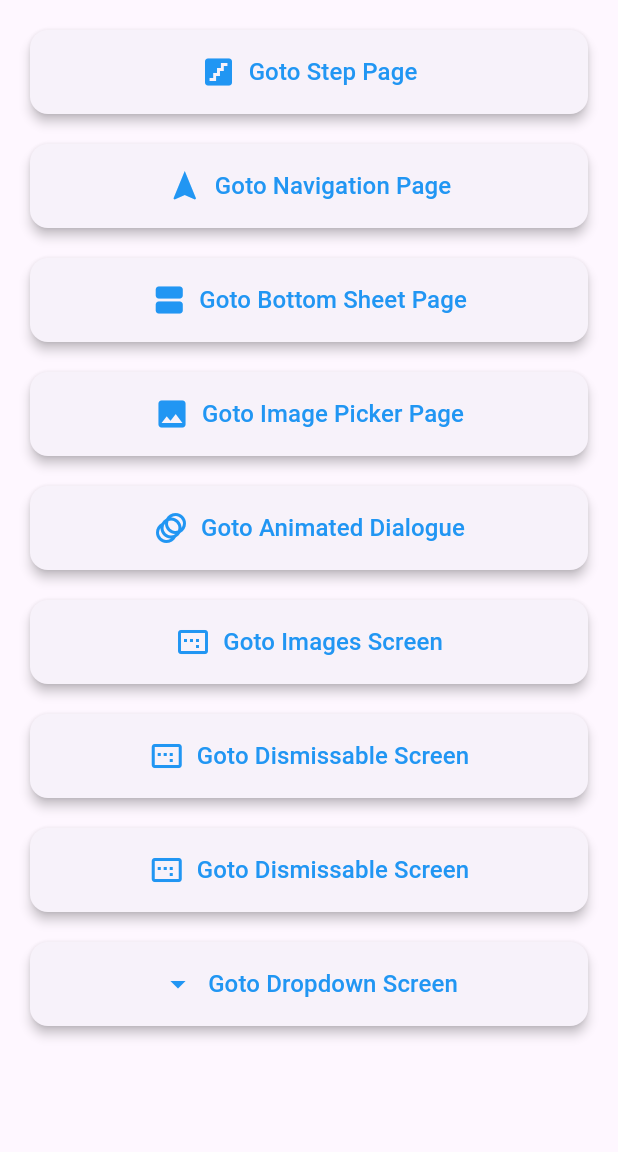
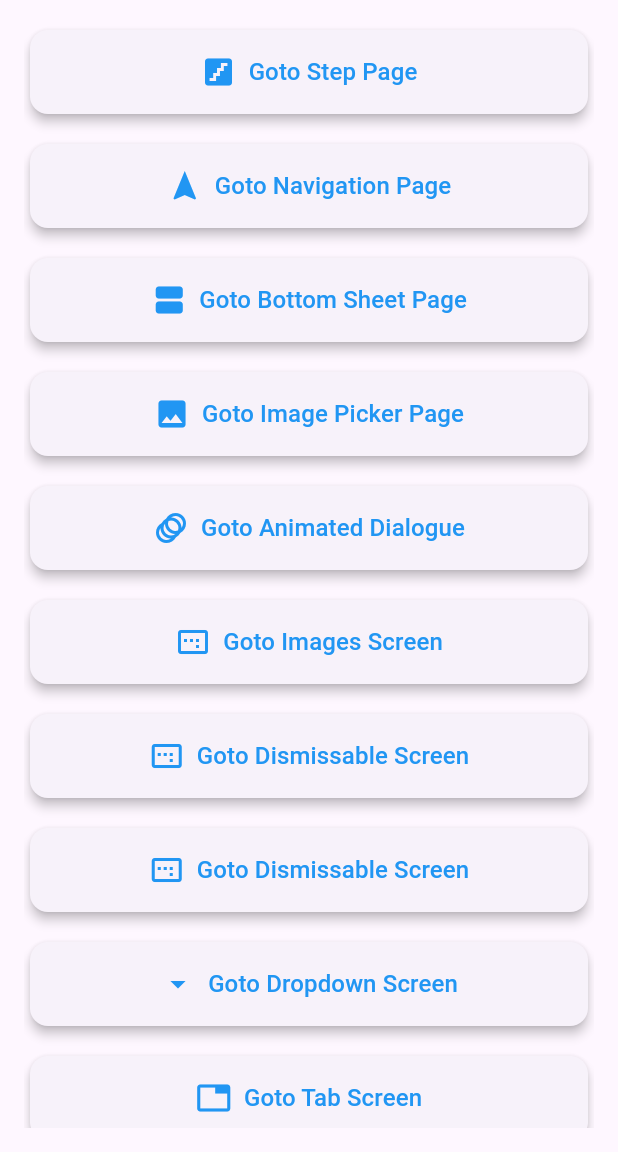
Before and after one commit to mhbabu/common_widget, a Flutter app: the screen it shows after launch, on a phone screen of 412 x 824 dp, the part 84-1236 px from its top. Run offline on Flutter 3.47's test engine with Material 3 defaults, Android fonts, the light colour scheme and no system bars; our stand-ins replace flutter_svg, image_picker.

Commit message:
Tab implementation done

```diff
--- a/lib/home_screen.dart
+++ b/lib/home_screen.dart
@@ -8,6 +8,7 @@ import 'package:my_widget/image_picker_screen.dart';
 import 'package:my_widget/image_screen.dart';
 import 'package:my_widget/navigationbar_screen.dart';
 import 'package:my_widget/step_screen.dart';
+import 'package:my_widget/tab_screen.dart';
 
 class HomeScreen extends StatefulWidget {
   const HomeScreen({super.key});
@@ -97,6 +98,13 @@ class _HomeScreenState extends State<HomeScreen> {
                   label: 'Goto Dropdown Screen',
                   page: const DropDownScreen(),
                 ),
+                const SizedBox(height: 12),
+                _buildButton(
+                  context,
+                  icon: Icons.tab,
+                  label: 'Goto Tab Screen',
+                  page: const TabScreen(),
+                ),
               ],
             ),
           ),
```
Also changed, not shown: lib/tab_screen.dart (added, +48 -0 lines).
